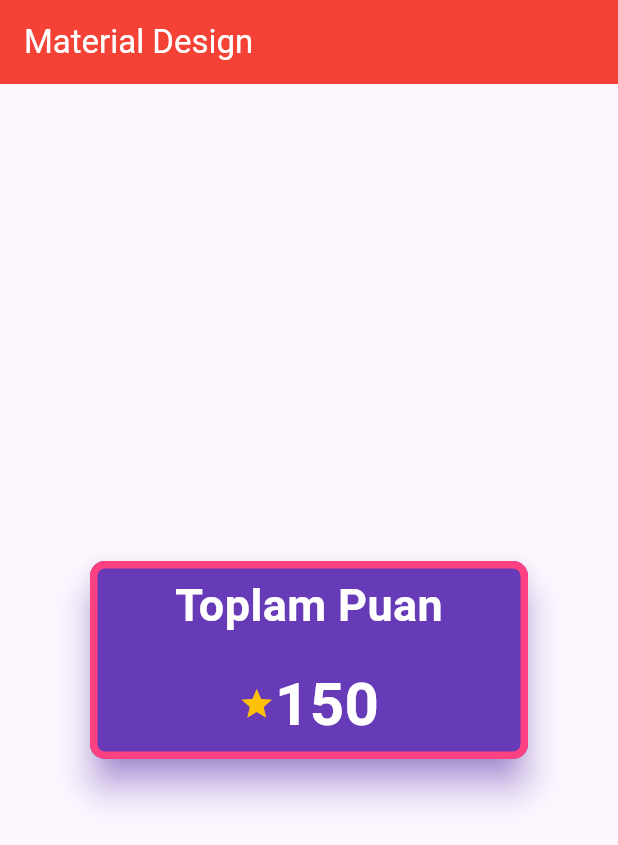
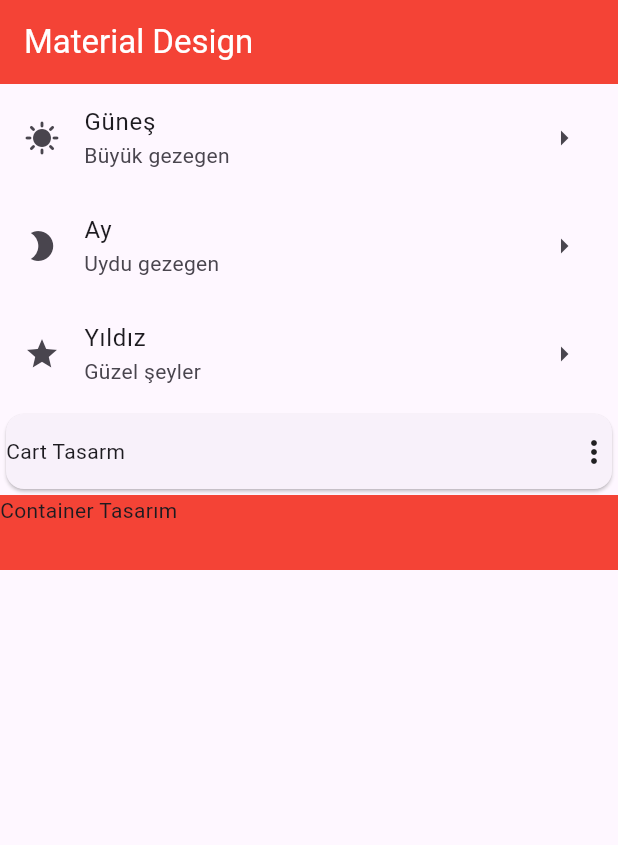
Before and after one commit to SERENGOKYILDIZ/FLUTTER_ANDROID_MATERIAL_DESIGN, a Flutter app: the screen it shows after launch, on a phone screen of 412 x 824 dp. Shown: the top 845 px of the screen. Run offline on Flutter 3.47's test engine with Material 3 defaults, Android fonts, the phone set to English and light mode, and no system bars.

Commit message:
Learned using of ListView

```diff
--- a/lib/main.dart
+++ b/lib/main.dart
@@ -34,45 +34,64 @@
         foregroundColor: Colors.white,
         title: Text("Material Design")
       ),
-      body: Center(
-        child: Column(
-          mainAxisAlignment: MainAxisAlignment.center,
+      body: ListView(
         children: [
-            SizedBox(
-              width: 300,
+          ListTile(
+            leading: Icon(Icons.sunny),
+            title: Text("Güneş"),
+            subtitle: Text("Büyük gezegen"),
+            trailing: Icon(Icons.arrow_right),
+            onTap: (){
+              print("Güneş'e tıklandı!");
+            },
+          ),
+          ListTile(
+            leading: Icon(Icons.mode_night),
+            title: Text("Ay"),
+            subtitle: Text("Uydu gezegen"),
+            trailing: Icon(Icons.arrow_right),
+            onTap: (){
+              print("Ay'a tıklandı!");
+            },
+          ),
+          ListTile(
+            leading: Icon(Icons.star),
+            title: Text("Yıldız"),
+            subtitle: Text("Güzel şeyler"),
+            trailing: Icon(Icons.arrow_right),
+            onTap: (){
+              print("Yıldız'a tıklandı!");
+            },
+          ),
+          GestureDetector(
+            onTap: (){
+              print("Kart'a tıklandı!");
+            },
             child: Card(
-                color: Colors.deepPurple,
-                elevation: 10, ///-> Derinlik
-                shadowColor: Colors.deepPurpleAccent, ///-> Gölgenin rengi
-                shape: RoundedRectangleBorder( ///-> Radüs vermeye yarar
-                  borderRadius: BorderRadius.all(Radius.circular(10)),
-                  side: BorderSide(width: 5, color: Colors.pinkAccent) ///-> Çerçeve ekler
-                ),
-                child: Center(
-                  child: Column(
+              child: SizedBox(
+                height: 50,
+                child: Row(
                   children: [
-                      Padding(
-                        padding: EdgeInsets.all(8.0),
-                        child: Text("Toplam Puan", style: TextStyle(color: Colors.white, fontSize: 30, fontWeight: FontWeight.bold)),
-                      ),
-                      Padding(
-                        padding: const EdgeInsets.all(8.0),
-                        child: Row(
-                          mainAxisAlignment: MainAxisAlignment.center,
-                          children: [
-                            Icon(Icons.star, color: Colors.amber),
-                            Text("150", style: TextStyle(color: Colors.white, fontSize: 40, fontWeight: FontWeight.bold)),
-                          ],
-                        ),
-                      )
+                    Text("Cart Tasarm"),
+                    Spacer(),
+                    Icon(Icons.more_vert)
                   ],
                 ),
               ),
             ),
           ),
+          GestureDetector(
+            onTap: (){
+              print("Container'a tıklandı!");
+            },
+            child: Container(
+              height: 50,
+              color: Colors.red,
+              child: Text("Container Tasarım"),
+            ),
+          )
         ],
-        ),
-      ),
+      )
     );
   }
 }
```
Lines whose indentation alone changed are shown as unchanged.
